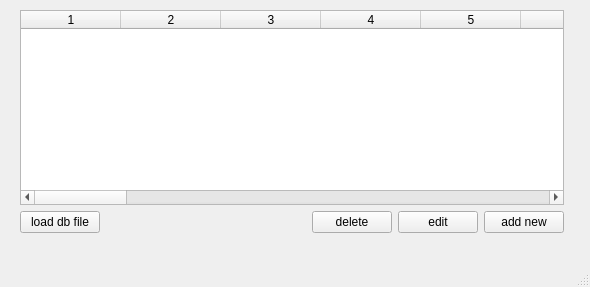
The window that plane_gui.ui (tovarish-kapitan/sql_experience) describes before a commit, drawn with Qt 5.
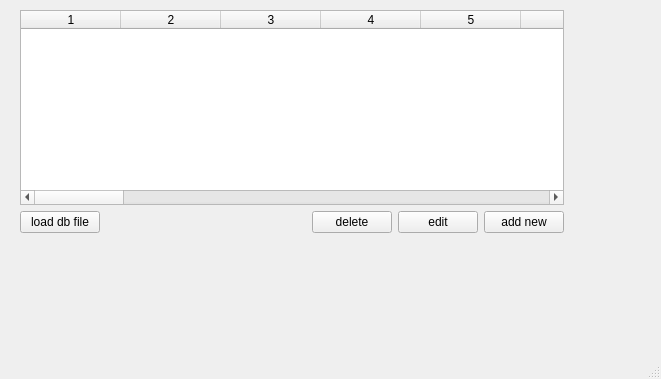
The same window after the commit.

Patch:
```diff
--- a/plane_gui.ui
+++ b/plane_gui.ui
@@ -6,8 +6,8 @@
    <rect>
     <x>0</x>
     <y>0</y>
-    <width>590</width>
-    <height>287</height>
+    <width>661</width>
+    <height>379</height>
    </rect>
   </property>
   <property name="windowTitle">
@@ -27,7 +27,7 @@
      <item row="0" column="0" colspan="5">
       <widget class="QTableWidget" name="tableWidget">
        <property name="columnCount">
-        <number>28</number>
+        <number>29</number>
        </property>
        <column/>
        <column/>
@@ -57,6 +57,7 @@
        <column/>
        <column/>
        <column/>
+       <column/>
       </widget>
      </item>
      <item row="1" column="0">
```
Left out of the diff: 2 changed lines with no effect on the pictures.
